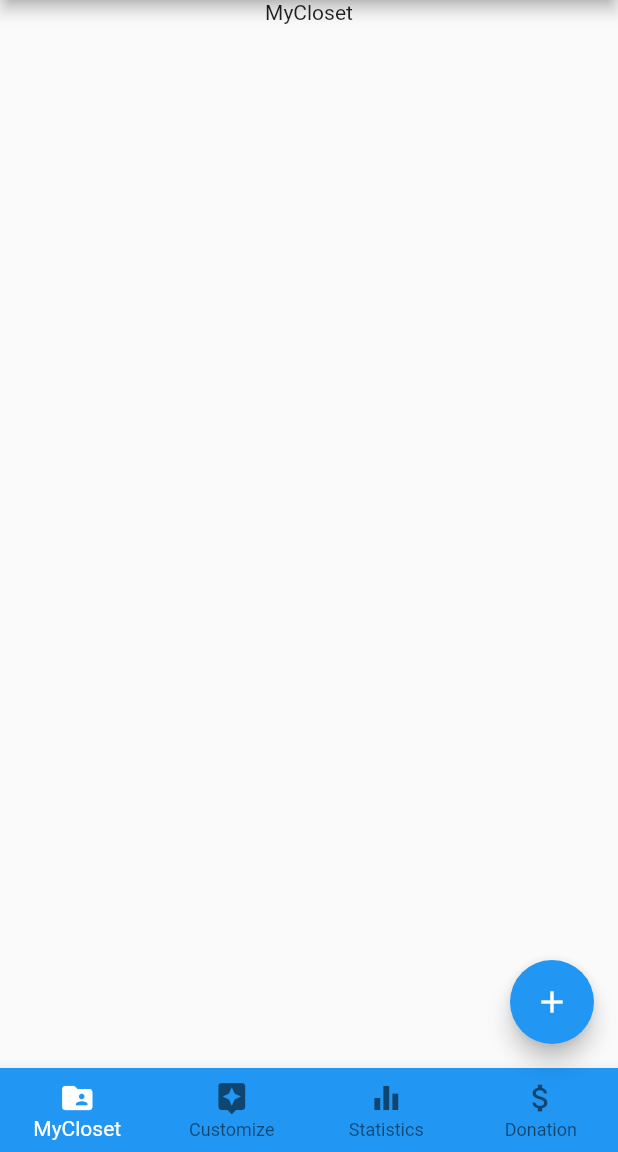
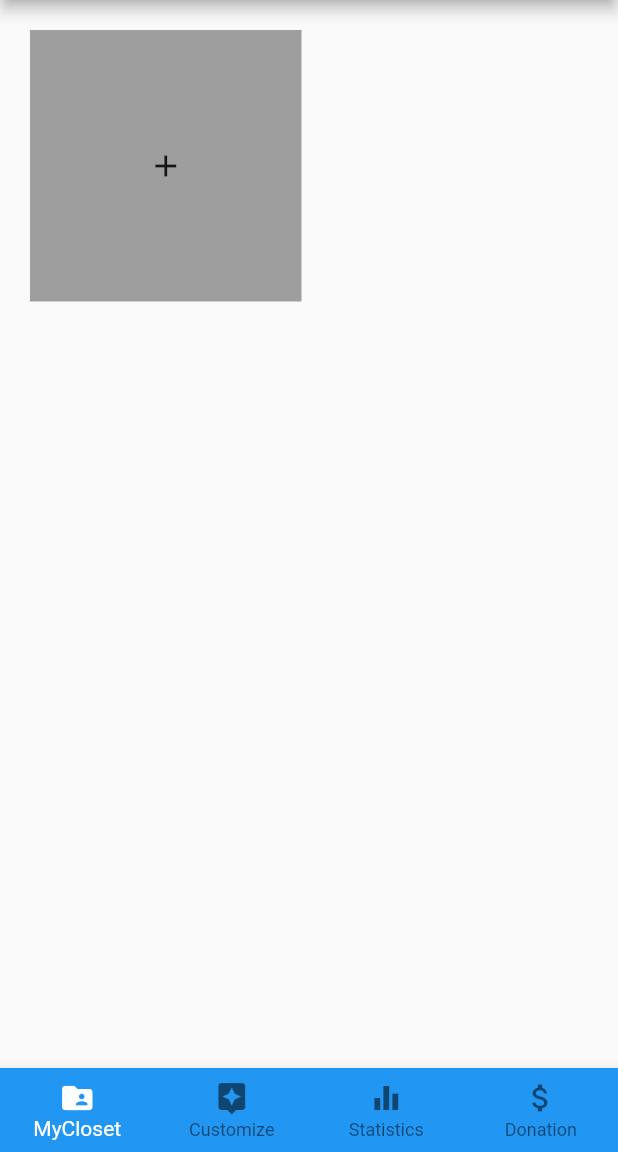
Before and after one commit to DanPark13/clos_it_app, a Flutter app: the screen it shows after launch, on a phone screen of 412 x 824 dp, the part 84-1236 px from its top. Run offline on Flutter 3.47's test engine with Material 2 defaults, Android fonts, the phone set to English and light mode, and no system bars.

Commit message:
New baseline for the Project

```diff
--- a/lib/main.dart
+++ b/lib/main.dart
@@ -1,6 +1,5 @@
 /// All packages needed for project
-/// bruh
-/// ffd
+
 import 'package:flutter/material.dart';
 
 /// Runs the app
@@ -34,18 +33,23 @@ class _MyStatefulWidgetState extends State<MyStatefulWidget> {
   TextStyle(fontSize: 20, fontWeight: FontWeight.bold);
 
   final List<Widget> _widgetOptions = <Widget>[
-    Column(
+    GridView.count(
+      primary: false,
+      padding: const EdgeInsets.all(20),
+      crossAxisSpacing: 10,
+      mainAxisSpacing: 10,
+      crossAxisCount: 2,
       children: <Widget>[
-        Text(
-          "MyCloset",
-        )
-      ],
-    ),
-    Column(
-      children: <Widget>[
-        Text(
-          "Customize",
-        )
+        GestureDetector(
+          onTap:(){
+            print("You touched me!");
+          },
+          child: new Container(
+            padding: const EdgeInsets.all(8),
+            child: Icon(Icons.add),
+            color: Colors.grey,
+          )
+        ),
       ],
     ),
     Column(
@@ -104,12 +108,6 @@ class _MyStatefulWidgetState extends State<MyStatefulWidget> {
         selectedItemColor: Colors.white,
         onTap: _onItemTapped,
       ),
-      floatingActionButton: _selectedIndex == 0 ? FloatingActionButton(
-        onPressed: () {
-          print("You activated my trap card!");
-        },
-        child: Icon(Icons.add),
-      ) : null,
     );
   }
 }
```
